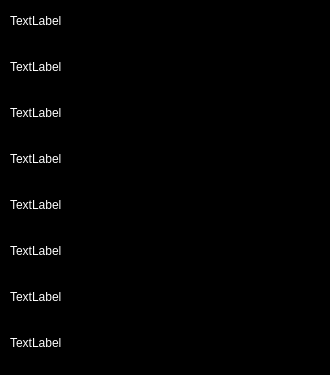
Qt form videoinfodialog.ui (liyujie666/Smart_Player) before a commit.
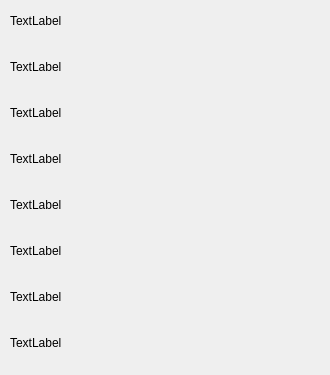
The same form after that commit.

```diff
--- a/videoinfodialog.ui
+++ b/videoinfodialog.ui
@@ -26,9 +26,7 @@
    <string>Dialog</string>
   </property>
   <property name="styleSheet">
-   <string notr="true">QDialog{
-background:black;
-}</string>
+   <string notr="true"/>
   </property>
   <widget class="QWidget" name="layoutWidget">
    <property name="geometry">
@@ -54,7 +52,6 @@
 	max-height:40px;
 	min-width: 310px;
 	max-width:310px;
-	color: white;
 }</string>
       </property>
       <property name="text">
@@ -79,7 +76,6 @@
 	max-height:40px;
 	min-width: 310px;
 	max-width:310px;
-	color: white;
 }</string>
       </property>
       <property name="text">
@@ -104,7 +100,6 @@
 	max-height:40px;
 	min-width: 310px;
 	max-width:310px;
-	color: white;
 }</string>
       </property>
       <property name="text">
@@ -123,7 +118,6 @@
 	max-height:40px;
 	min-width: 310px;
 	max-width:310px;
-	color: white;
 }</string>
       </property>
       <property name="text">
@@ -148,7 +142,6 @@
 	max-height:40px;
 	min-width: 310px;
 	max-width:310px;
-	color: white;
 }</string>
       </property>
       <property name="text">
@@ -167,7 +160,6 @@
 	max-height:40px;
 	min-width: 310px;
 	max-width:310px;
-	color: white;
 }</string>
       </property>
       <property name="text">
@@ -192,7 +184,6 @@
 	max-height:40px;
 	min-width: 310px;
 	max-width:310px;
-	color: white;
 }</string>
       </property>
       <property name="text">
@@ -217,7 +208,6 @@
 	max-height:40px;
 	min-width: 310px;
 	max-width:310px;
-	color: white;
 }</string>
       </property>
       <property name="text">
```
